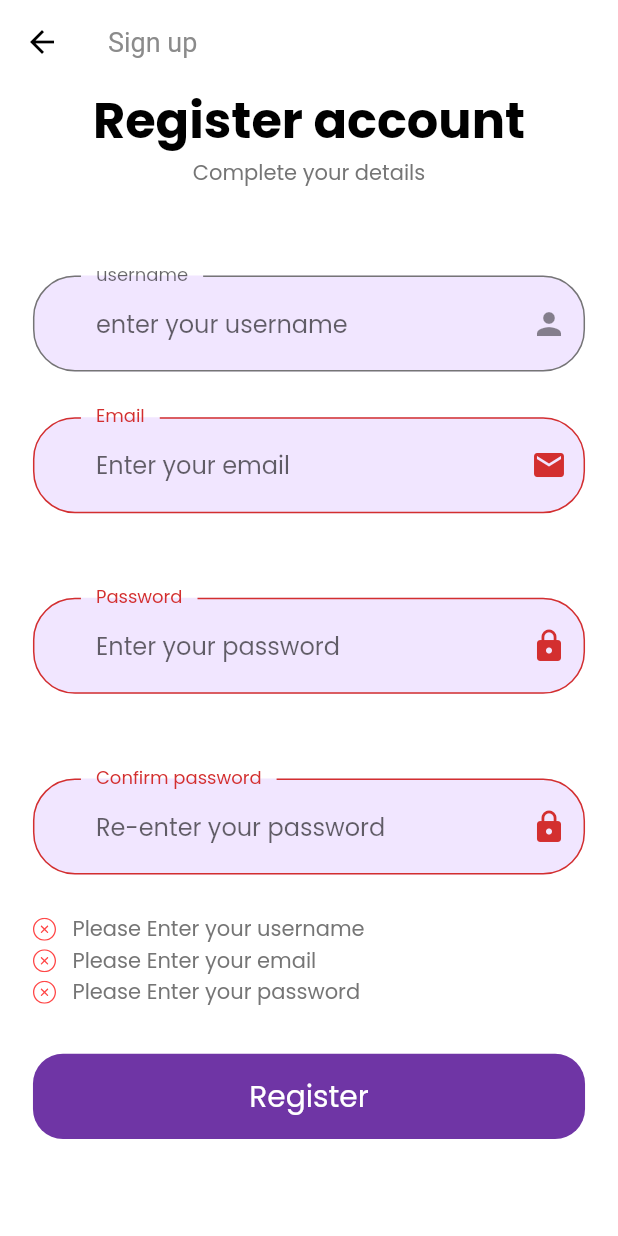
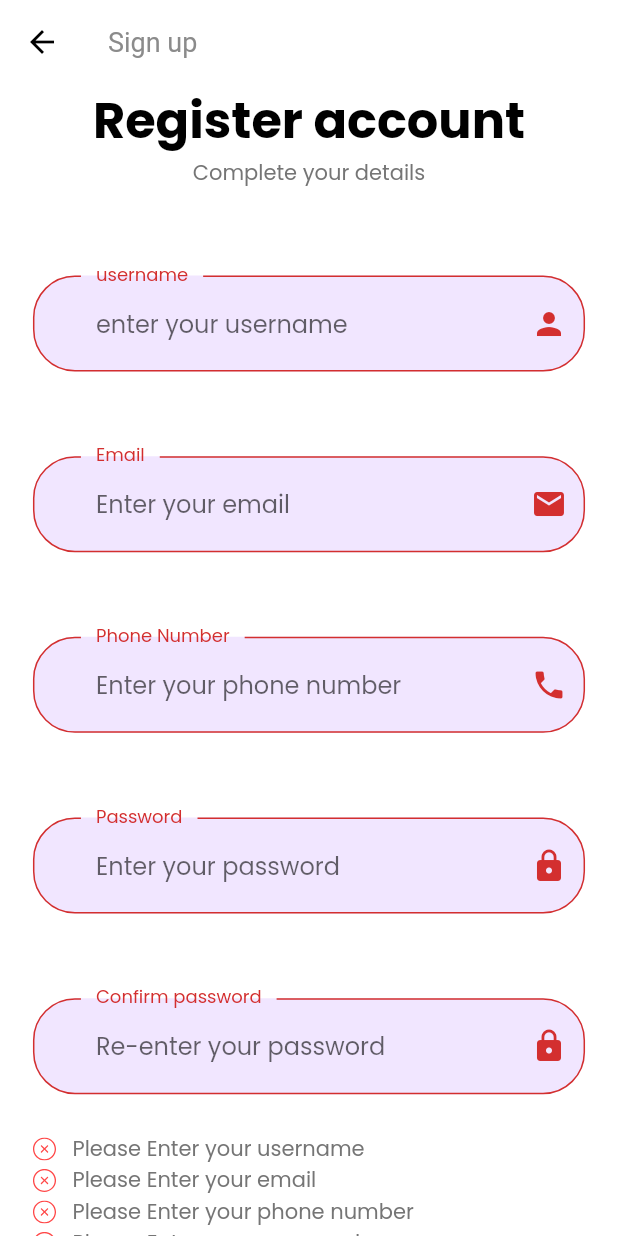
Before and after one commit to bbestbt/Smart-Locker, a Flutter app: the SignUpScreen screen opened by its route, after a tap on "Register", on a phone screen of 412 x 824 dp. Run offline on Flutter 3.47's test engine with Material 2 defaults, Android fonts, the light colour scheme and no system bars; our stand-ins replace flutter_svg.

Commit message:
fix login

```diff
--- a/lib/constants.dart
+++ b/lib/constants.dart
@@ -22,7 +22,7 @@ const String kPassNullError = "Please Enter your password";
 const String kShortPassError = "Password is too short";
 const String kMatchPassError = "Passwords don't match";
 const String kNamelNullError = "Please Enter your username";
-
+const String kPhoneNumberNullError = "Please Enter your phone number";
 final headingStyle= TextStyle(
     fontSize: getProportionateScreenWidth(30),
       fontWeight: FontWeight.bold,
--- a/lib/screens/sign_up/components/sign_up_form.dart
+++ b/lib/screens/sign_up/components/sign_up_form.dart
@@ -13,7 +13,7 @@ class _SignUpFormState extends State<SignUpForm> {
   final _formKey = GlobalKey<FormState>();
   String username;
   String email;
-  // String phone;
+  String phone;
   String password;
   String confirm_password;
   final List<String> errors = [];
@@ -45,6 +45,9 @@ class _SignUpFormState extends State<SignUpForm> {
               SizedBox(height: getProportionateScreenHeight(30)),
               buildEmailFormField(),
               SizedBox(height: getProportionateScreenHeight(30)),
+              buildPhoneNumberFormField(),
+              SizedBox(height: getProportionateScreenHeight(30)),
+
               buildPasswordFormField(),
               SizedBox(height: getProportionateScreenHeight(30)),
               buildConfirmPasswordFormField(),
@@ -66,21 +69,18 @@ class _SignUpFormState extends State<SignUpForm> {
   TextFormField buildUsernameFormField() {
     return TextFormField(
       cursorColor: kPrimaryColor,
-      keyboardType: TextInputType.name,
+      //keyboardType: TextInputType.name,
       onSaved: (newValue) => username = newValue,
       onChanged: (value) {
-        if (value.isNotEmpty && errors.contains(kNamelNullError)) {
-          setState(() {
-            errors.remove(kNamelNullError);
-          });
+        if (value.isNotEmpty) {
+          removeError(error: kNamelNullError);
         }
         return null;
       },
       validator: (value) {
-        if (value.isEmpty && !errors.contains(kNamelNullError)) {
-          setState(() {
-            errors.add(kNamelNullError);
-          });
+        if (value.isEmpty) {
+          addError(error: kNamelNullError);
+          return "";
         }
         return null;
       },
@@ -190,4 +190,33 @@ class _SignUpFormState extends State<SignUpForm> {
       ),
     );
   }
+
+  TextFormField buildPhoneNumberFormField() {
+    return TextFormField(
+      keyboardType: TextInputType.phone,
+      onSaved: (newValue) => phone = newValue,
+      onChanged: (value) {
+        if (value.isNotEmpty) {
+          removeError(error: kPhoneNumberNullError);
+        }
+        return null;
+      },
+      validator: (value) {
+        if (value.isEmpty) {
+          addError(error: kPhoneNumberNullError);
+          return "";
+        }
+        return null;
+      },
+      decoration: InputDecoration(
+        filled: true,
+        fillColor: kPrimaryLightColor,
+        labelText: "Phone Number",
+        hintText: "Enter your phone number",
+        floatingLabelBehavior: FloatingLabelBehavior.always,
+        suffixIcon:Icon(Icons.phone),
+      ),
+    );
+  }
+
 }
```
Also changed, not shown: lib/screens/sign_in/components/sign_form.dart (+24 -22 lines).
